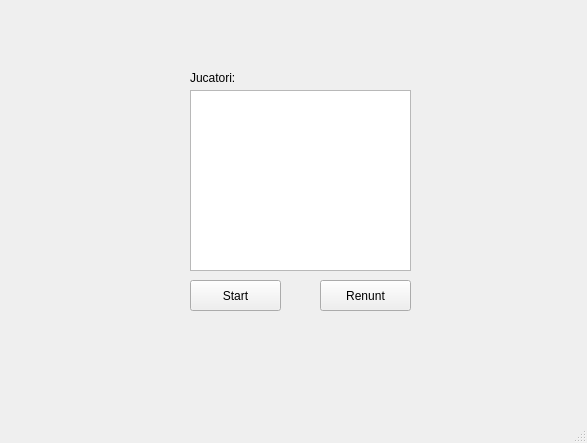
The window that Triviador/UI/forms/lobby.ui (andonealexandru/Triviador) describes before a commit, drawn with Qt 5.
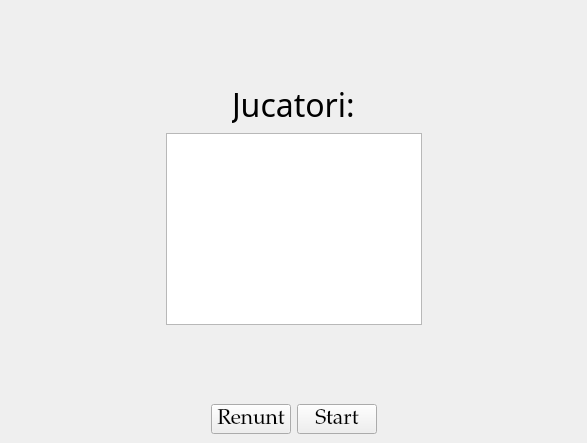
The same window after the commit.

The edit to the form file:
```diff
--- a/Triviador/UI/forms/lobby.ui
+++ b/Triviador/UI/forms/lobby.ui
@@ -14,67 +14,137 @@
    <string>Lobby</string>
   </property>
   <widget class="QWidget" name="centralwidget">
+   <layout class="QVBoxLayout" name="verticalLayout_2">
+    <item>
+     <spacer name="verticalSpacer">
+      <property name="orientation">
+       <enum>Qt::Vertical</enum>
+      </property>
+      <property name="sizeHint" stdset="0">
+       <size>
+        <width>20</width>
+        <height>40</height>
+       </size>
+      </property>
+     </spacer>
+    </item>
+    <item alignment="Qt::AlignHCenter">
    <widget class="QLabel" name="label">
-    <property name="geometry">
-     <rect>
-      <x>190</x>
-      <y>70</y>
-      <width>161</width>
-      <height>16</height>
-     </rect>
+      <property name="font">
+       <font>
+        <family>MV Boli</family>
+        <pointsize>24</pointsize>
+       </font>
     </property>
     <property name="text">
      <string>Jucatori:</string>
     </property>
    </widget>
+    </item>
+    <item>
+     <layout class="QHBoxLayout" name="horizontalLayout_2">
+      <item>
+       <spacer name="horizontalSpacer">
+        <property name="orientation">
+         <enum>Qt::Horizontal</enum>
+        </property>
+        <property name="sizeHint" stdset="0">
+         <size>
+          <width>40</width>
+          <height>20</height>
+         </size>
+        </property>
+       </spacer>
+      </item>
+      <item>
+       <widget class="QListWidget" name="listWidget"/>
+      </item>
+      <item>
+       <spacer name="horizontalSpacer_2">
+        <property name="orientation">
+         <enum>Qt::Horizontal</enum>
+        </property>
+        <property name="sizeHint" stdset="0">
+         <size>
+          <width>40</width>
+          <height>20</height>
+         </size>
+        </property>
+       </spacer>
+      </item>
+     </layout>
+    </item>
+    <item>
+     <spacer name="verticalSpacer_2">
+      <property name="orientation">
+       <enum>Qt::Vertical</enum>
+      </property>
+      <property name="sizeHint" stdset="0">
+       <size>
+        <width>20</width>
+        <height>40</height>
+       </size>
+      </property>
+     </spacer>
+    </item>
+    <item>
+     <layout class="QHBoxLayout" name="horizontalLayout">
+      <item>
+       <spacer name="horizontalSpacer_3">
+        <property name="orientation">
+         <enum>Qt::Horizontal</enum>
+        </property>
+        <property name="sizeHint" stdset="0">
+         <size>
+          <width>40</width>
+          <height>20</height>
+         </size>
+        </property>
+       </spacer>
+      </item>
+      <item>
    <widget class="QPushButton" name="exitButton">
-    <property name="geometry">
-     <rect>
-      <x>320</x>
-      <y>280</y>
-      <width>91</width>
-      <height>31</height>
-     </rect>
+        <property name="font">
+         <font>
+          <family>Palatino Linotype</family>
+          <pointsize>16</pointsize>
+         </font>
     </property>
     <property name="text">
      <string>Renunt</string>
     </property>
    </widget>
+      </item>
+      <item>
    <widget class="QPushButton" name="startButton">
-    <property name="geometry">
-     <rect>
-      <x>190</x>
-      <y>280</y>
-      <width>91</width>
-      <height>31</height>
-     </rect>
+        <property name="font">
+         <font>
+          <family>Palatino Linotype</family>
+          <pointsize>16</pointsize>
+         </font>
     </property>
     <property name="text">
      <string>Start</string>
     </property>
    </widget>
-   <widget class="QListWidget" name="listWidget">
-    <property name="geometry">
-     <rect>
-      <x>190</x>
-      <y>90</y>
-      <width>221</width>
-      <height>181</height>
-     </rect>
-    </property>
-   </widget>
-  </widget>
-  <widget class="QMenuBar" name="menubar">
-   <property name="geometry">
-    <rect>
-     <x>0</x>
-     <y>0</y>
-     <width>587</width>
-     <height>26</height>
-    </rect>
-   </property>
+      </item>
+      <item>
+       <spacer name="horizontalSpacer_4">
+        <property name="orientation">
+         <enum>Qt::Horizontal</enum>
+        </property>
+        <property name="sizeHint" stdset="0">
+         <size>
+          <width>40</width>
+          <height>20</height>
+         </size>
+        </property>
+       </spacer>
+      </item>
+     </layout>
+    </item>
+   </layout>
   </widget>
-  <widget class="QStatusBar" name="statusbar"/>
  </widget>
  <resources/>
  <connections/>
```
Lines whose indentation alone changed are shown as unchanged.
